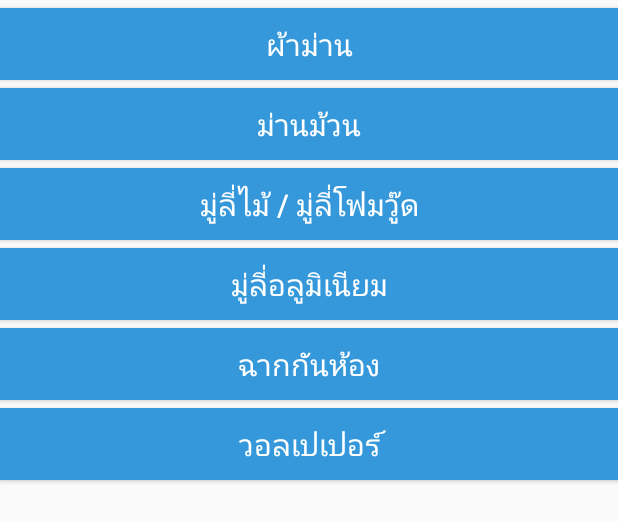
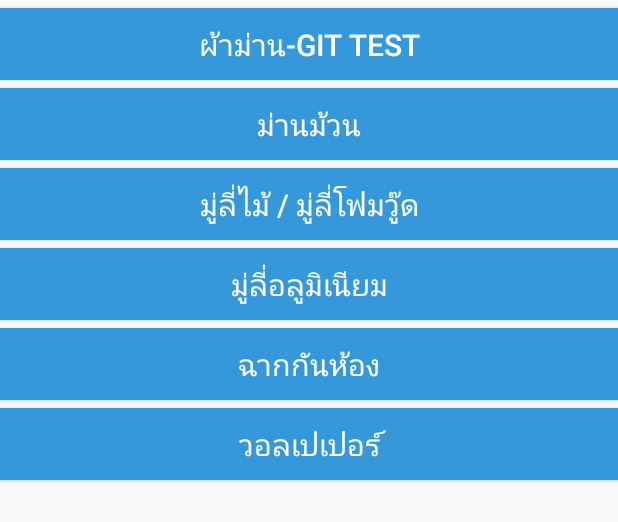
Before and after one commit to gaew/apppatpk, an Android app: the layout tab_1.xml on its own in the app's theme, with its tools: preview values and no code run, on a phone screen of 412 x 824 dp. Shown: the top 522 px of the screen. Run offline under Robolectric (Android 15) with nearby library versions, the light colour scheme and no system bars.

Commit message:
up chenge has conflict with remote

```diff
--- a/app/src/main/res/layout/tab_1.xml
+++ b/app/src/main/res/layout/tab_1.xml
@@ -10,7 +10,7 @@
         android:layout_width="match_parent"
         android:layout_height="wrap_content"
         android:id="@+id/bt_curtain"
-        android:text="ผ้าม่าน"
+        android:text="ผ้าม่าน-Git test"
         android:layout_marginTop="5dp"
         android:layout_marginBottom="5dp"
         android:background="#3498db"
```
